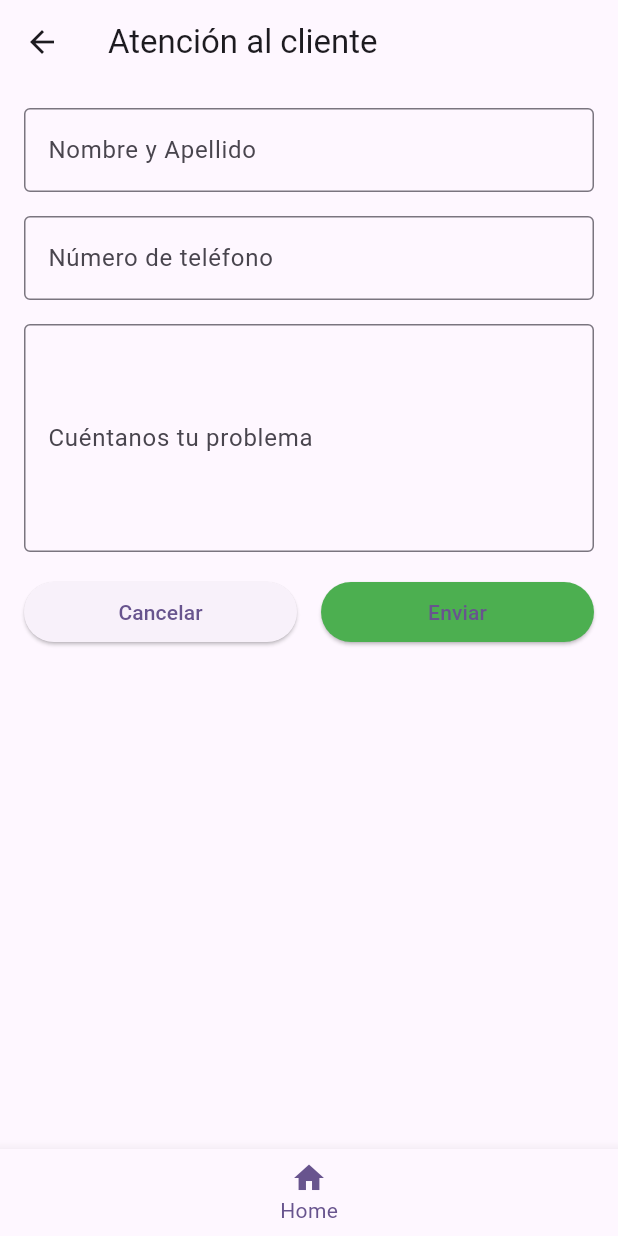
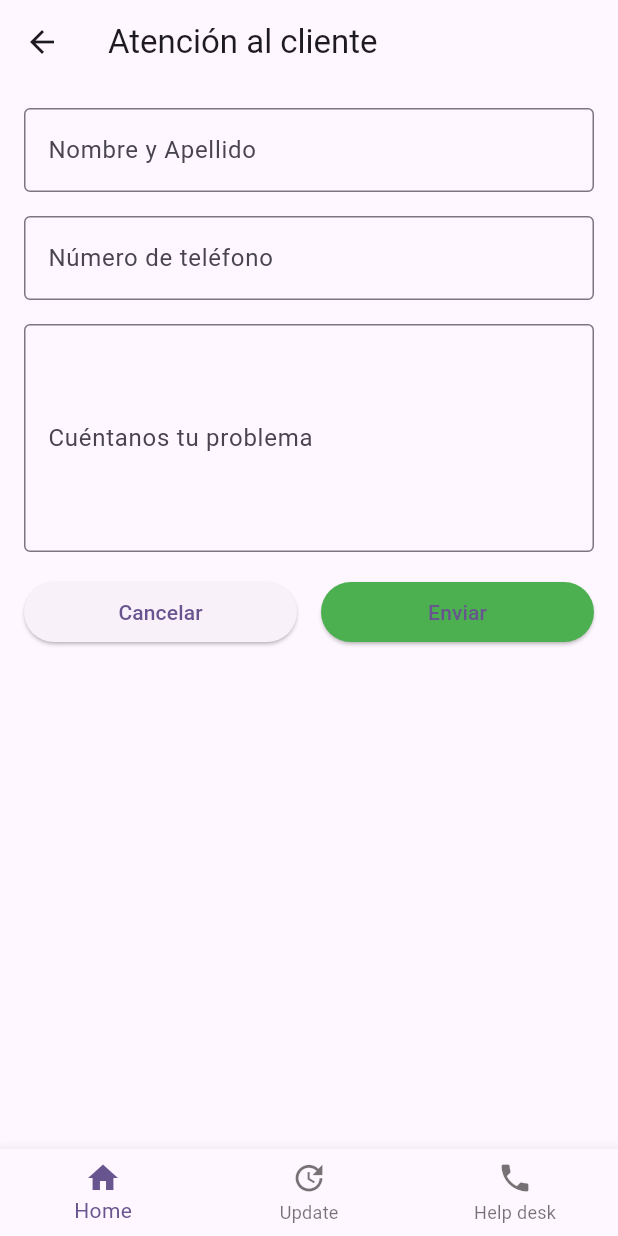
Before and after one commit to Korniev/Luzergia_solar_app, a Flutter app: the HelpDeskScreen screen opened directly, on a phone screen of 412 x 824 dp. Run offline on Flutter 3.47's test engine with Material 3 defaults, Android fonts, the phone set to English and light mode, and no system bars; our stand-ins replace fl_chart.

Commit message:
upd screen help_desk

```diff
--- a/lib/screens/help_desk.dart
+++ b/lib/screens/help_desk.dart
@@ -54,10 +54,10 @@ class HelpDeskScreen extends StatelessWidget {
                     onPressed: () {
                       // Implement send logic
                     },
+                    style: ElevatedButton.styleFrom(
+                      backgroundColor: Colors.green, // set the background color
+                    ),
                     child: const Text('Enviar'),
-                    style: ElevatedButton.styleFrom(
-                      primary: Colors.green, // set the background color
-                    ),
                   ),
                 ),
               ],
@@ -72,7 +72,14 @@ class HelpDeskScreen extends StatelessWidget {
             icon: Icon(Icons.home),
             label: 'Home',
           ),
-          // ... other items
+          BottomNavigationBarItem(
+            icon: Icon(Icons.update),
+            label: 'Update',
+          ),
+          BottomNavigationBarItem(
+            icon: Icon(Icons.phone),
+            label: 'Help desk',
+          ),
         ],
       ),
     );
```
